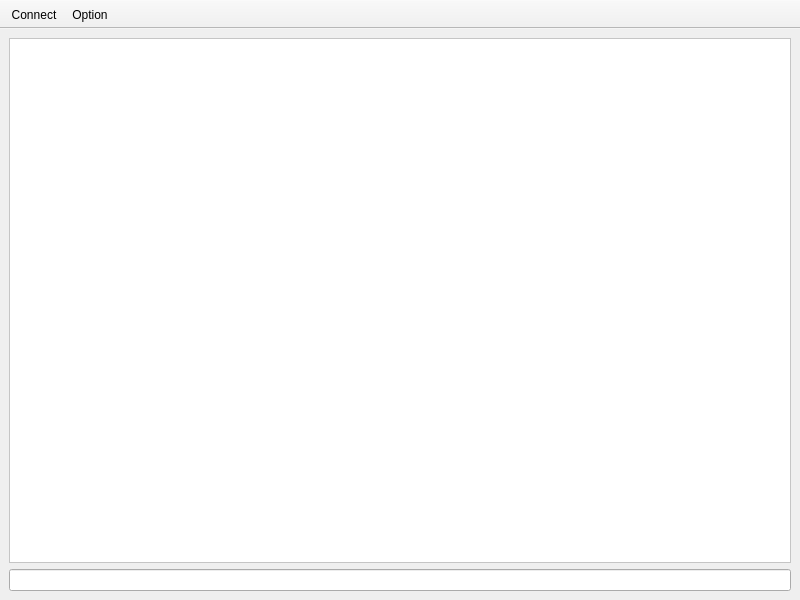
This is src/devclient/gui.ui in develer-staff/devclient as Qt 5 draws it before an edit. The edited form follows.
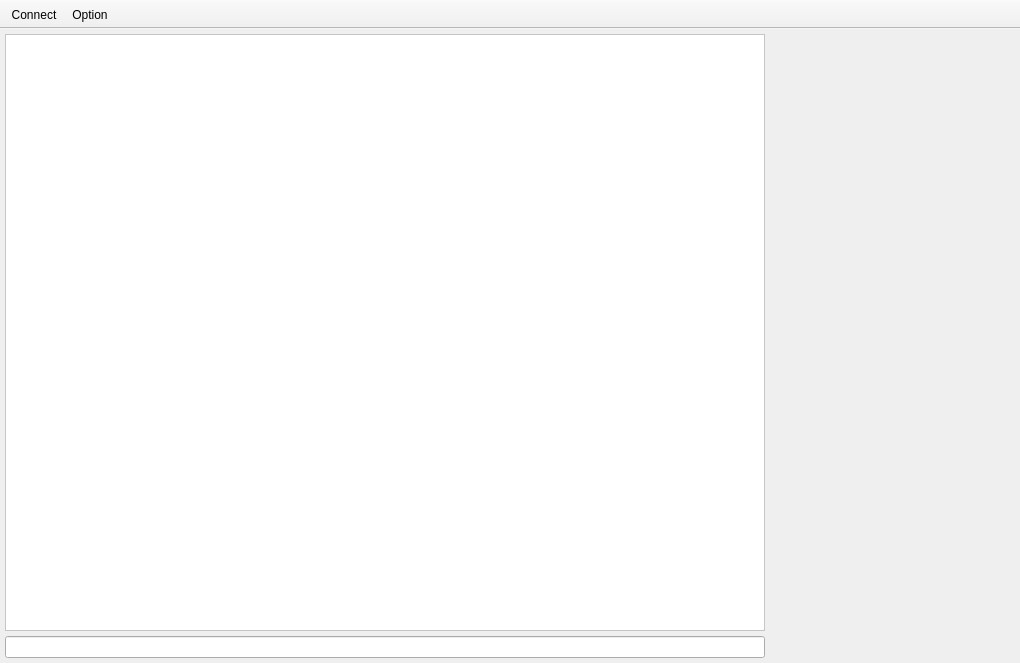
This is the edited form. Icons and pictures are not drawn.

Commit message: cambiata gui, con l'introduzione di un pannello laterale sulla parte destra del client

```diff
--- a/src/devclient/gui.ui
+++ b/src/devclient/gui.ui
@@ -5,32 +5,47 @@
    <rect>
     <x>0</x>
     <y>0</y>
-    <width>800</width>
-    <height>600</height>
+    <width>1020</width>
+    <height>663</height>
    </rect>
   </property>
   <property name="windowTitle" >
    <string>DevClient</string>
   </property>
   <widget class="QWidget" name="centralwidget" >
-   <layout class="QVBoxLayout" >
-    <property name="spacing" >
-     <number>6</number>
-    </property>
+   <layout class="QGridLayout" >
     <property name="leftMargin" >
-     <number>9</number>
+     <number>5</number>
     </property>
     <property name="topMargin" >
-     <number>9</number>
+     <number>5</number>
     </property>
     <property name="rightMargin" >
-     <number>9</number>
+     <number>5</number>
     </property>
     <property name="bottomMargin" >
-     <number>9</number>
+     <number>5</number>
     </property>
-    <item>
+    <property name="horizontalSpacing" >
+     <number>5</number>
+    </property>
+    <property name="verticalSpacing" >
+     <number>5</number>
+    </property>
+    <item row="0" column="0" >
      <widget class="QTextEdit" name="text_output" >
+      <property name="sizePolicy" >
+       <sizepolicy vsizetype="Expanding" hsizetype="Expanding" >
+        <horstretch>1</horstretch>
+        <verstretch>1</verstretch>
+       </sizepolicy>
+      </property>
+      <property name="minimumSize" >
+       <size>
+        <width>760</width>
+        <height>0</height>
+       </size>
+      </property>
       <property name="styleSheet" >
        <string>QTextEdit { background-color: #FFFFFF; font: 10pt "Courier"}</string>
       </property>
@@ -39,8 +54,40 @@
       </property>
      </widget>
     </item>
-    <item>
-     <widget class="QLineEdit" name="text_input" />
+    <item rowspan="2" row="0" column="1" >
+     <widget class="QWidget" native="1" name="rightwidget" >
+      <property name="windowModality" >
+       <enum>Qt::NonModal</enum>
+      </property>
+      <property name="sizePolicy" >
+       <sizepolicy vsizetype="Fixed" hsizetype="Fixed" >
+        <horstretch>0</horstretch>
+        <verstretch>0</verstretch>
+       </sizepolicy>
+      </property>
+      <property name="minimumSize" >
+       <size>
+        <width>245</width>
+        <height>610</height>
+       </size>
+      </property>
+     </widget>
+    </item>
+    <item row="1" column="0" >
+     <widget class="QLineEdit" name="text_input" >
+      <property name="sizePolicy" >
+       <sizepolicy vsizetype="Fixed" hsizetype="Expanding" >
+        <horstretch>1</horstretch>
+        <verstretch>1</verstretch>
+       </sizepolicy>
+      </property>
+      <property name="minimumSize" >
+       <size>
+        <width>760</width>
+        <height>0</height>
+       </size>
+      </property>
+     </widget>
     </item>
    </layout>
   </widget>
```
Left out of the diff: 17 changed lines with no effect on the pictures. The commit also changes 1 other file.
